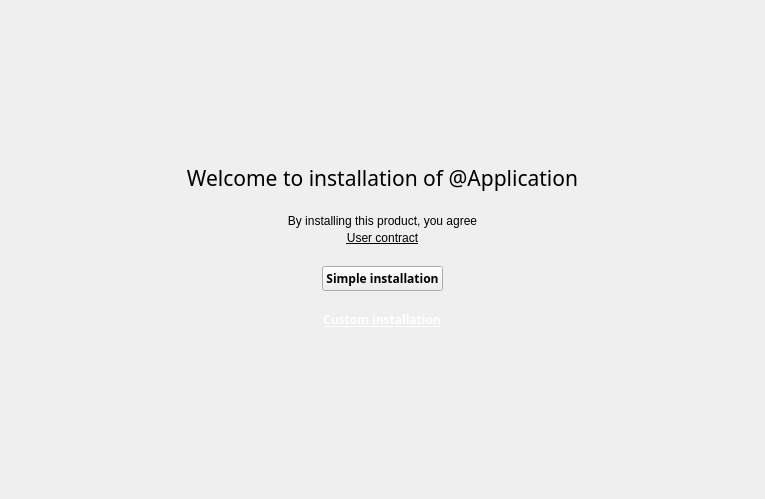
This is ui/welcome.ui in Covalia/standalone-deployer as Qt 5 draws it before an edit. The edited form follows.
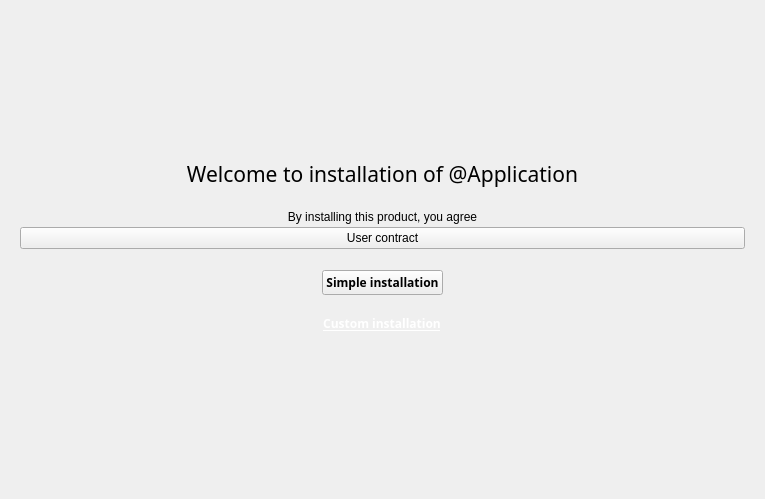
This is the edited form.

Diff of the .ui file:
```diff
--- a/ui/welcome.ui
+++ b/ui/welcome.ui
@@ -62,6 +62,9 @@
         </size>
        </property>
        <layout class="QVBoxLayout" name="verticalLayout_5">
+        <property name="spacing">
+         <number>3</number>
+        </property>
         <item>
          <layout class="QVBoxLayout" name="verticalLayout_4">
           <property name="spacing">
@@ -81,23 +84,22 @@
            </widget>
           </item>
           <item>
-           <widget class="QLabel" name="labelContract">
-            <property name="font">
-             <font>
-              <weight>50</weight>
-              <bold>false</bold>
-              <underline>true</underline>
-             </font>
-            </property>
+           <widget class="QPushButton" name="buttonContract">
             <property name="styleSheet">
-             <string notr="true">color : @color-text-gray;</string>
+             <string notr="true">QPushButton {
+	background-color: transparent;
+	color : @color-text-gray;
+	border: px0;
+	text-decoration: underline;
+}
+
+QPushButton:hover {
+	color : white;
+}</string>
             </property>
             <property name="text">
              <string>User contract</string>
             </property>
-            <property name="alignment">
-             <set>Qt::AlignCenter</set>
-            </property>
            </widget>
           </item>
          </layout>
```
